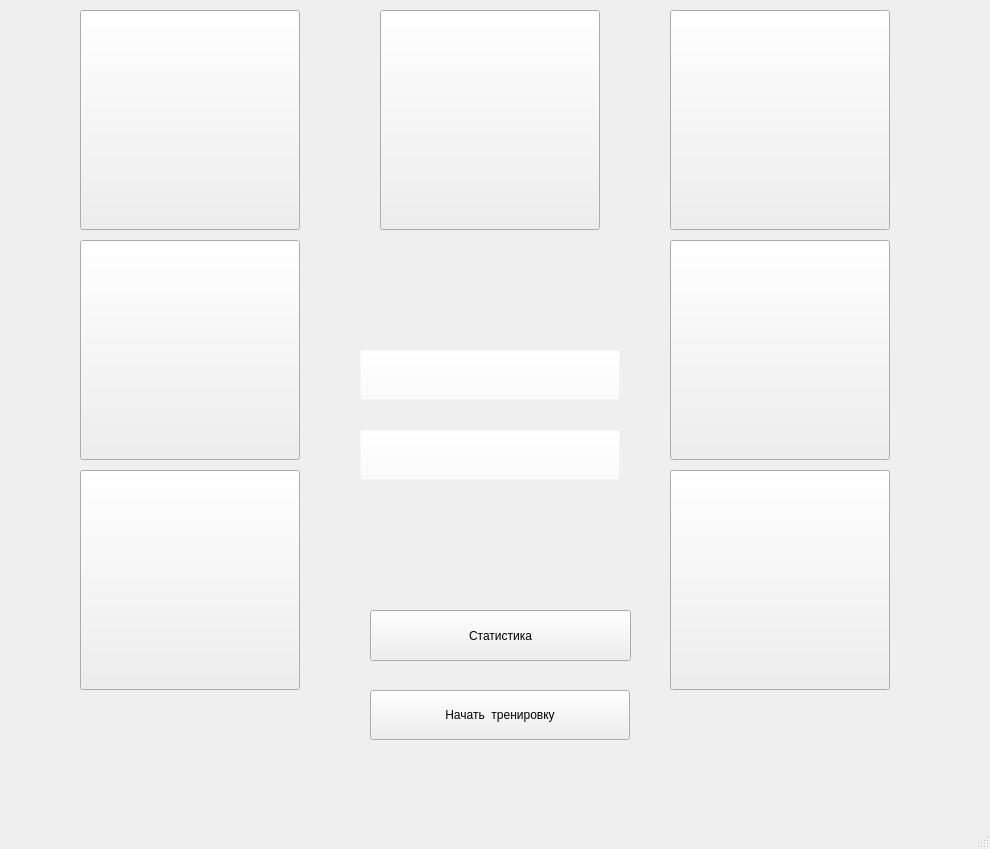
Old version of the form mainwindow.ui in the repository PostNeoNoir/App_Box_Training.
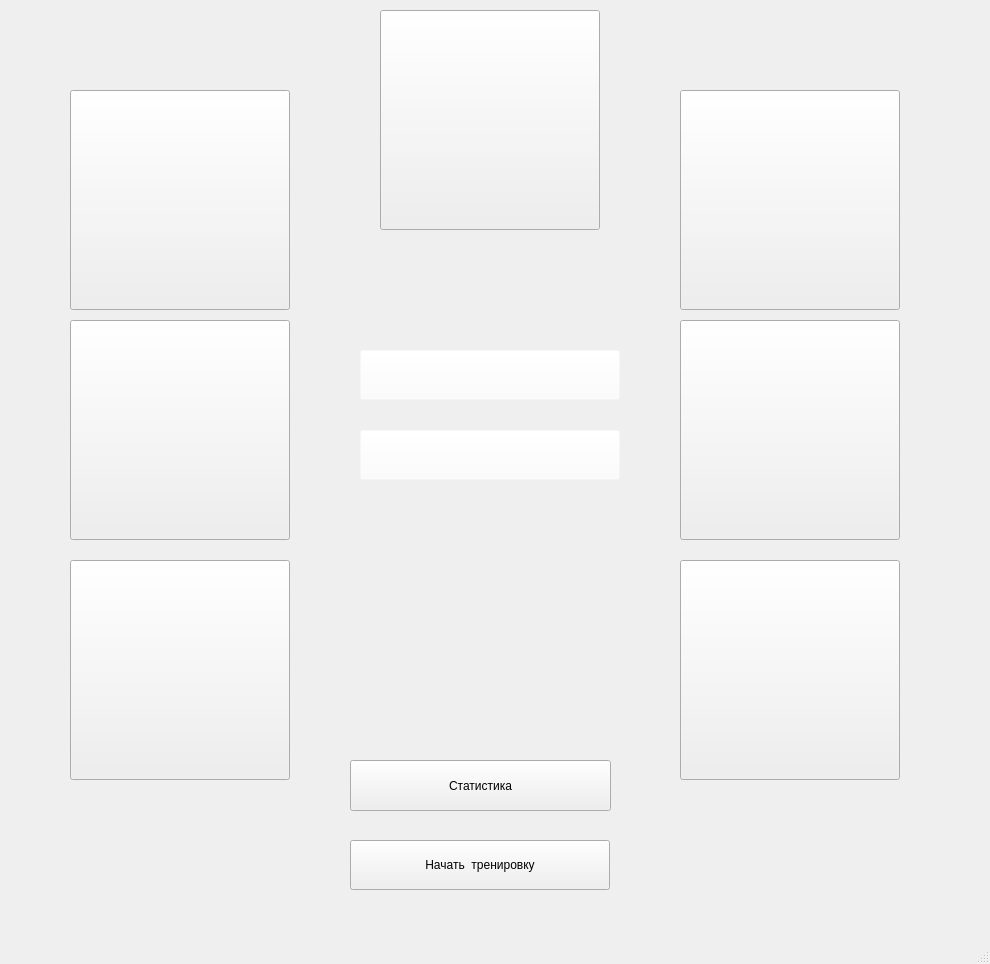
New version of the form.

Diff of the .ui file:
```diff
--- a/mainwindow.ui
+++ b/mainwindow.ui
@@ -7,7 +7,7 @@
     <x>0</x>
     <y>0</y>
     <width>990</width>
-    <height>849</height>
+    <height>964</height>
    </rect>
   </property>
   <property name="windowTitle">
@@ -17,8 +17,8 @@
    <widget class="QPushButton" name="pushButton_1">
     <property name="geometry">
      <rect>
-      <x>80</x>
-      <y>470</y>
+      <x>70</x>
+      <y>560</y>
       <width>220</width>
       <height>220</height>
      </rect>
@@ -30,8 +30,8 @@
    <widget class="QPushButton" name="pushButton_2">
     <property name="geometry">
      <rect>
-      <x>670</x>
-      <y>470</y>
+      <x>680</x>
+      <y>560</y>
       <width>220</width>
       <height>220</height>
      </rect>
@@ -43,8 +43,8 @@
    <widget class="QPushButton" name="pushButton_3">
     <property name="geometry">
      <rect>
-      <x>80</x>
-      <y>240</y>
+      <x>70</x>
+      <y>320</y>
       <width>220</width>
       <height>220</height>
      </rect>
@@ -56,8 +56,8 @@
    <widget class="QPushButton" name="pushButton_4">
     <property name="geometry">
      <rect>
-      <x>670</x>
-      <y>240</y>
+      <x>680</x>
+      <y>320</y>
       <width>220</width>
       <height>220</height>
      </rect>
@@ -69,8 +69,8 @@
    <widget class="QPushButton" name="pushButton_5">
     <property name="geometry">
      <rect>
-      <x>80</x>
-      <y>10</y>
+      <x>70</x>
+      <y>90</y>
       <width>220</width>
       <height>220</height>
      </rect>
@@ -82,8 +82,8 @@
    <widget class="QPushButton" name="pushButton_6">
     <property name="geometry">
      <rect>
-      <x>670</x>
-      <y>10</y>
+      <x>680</x>
+      <y>90</y>
       <width>220</width>
       <height>220</height>
      </rect>
@@ -108,8 +108,8 @@
    <widget class="QPushButton" name="fast_training_Button">
     <property name="geometry">
      <rect>
-      <x>370</x>
-      <y>690</y>
+      <x>350</x>
+      <y>840</y>
       <width>260</width>
       <height>50</height>
      </rect>
@@ -159,8 +159,8 @@
    <widget class="QPushButton" name="statistic_Button">
     <property name="geometry">
      <rect>
-      <x>370</x>
-      <y>610</y>
+      <x>350</x>
+      <y>760</y>
       <width>261</width>
       <height>51</height>
      </rect>
```
